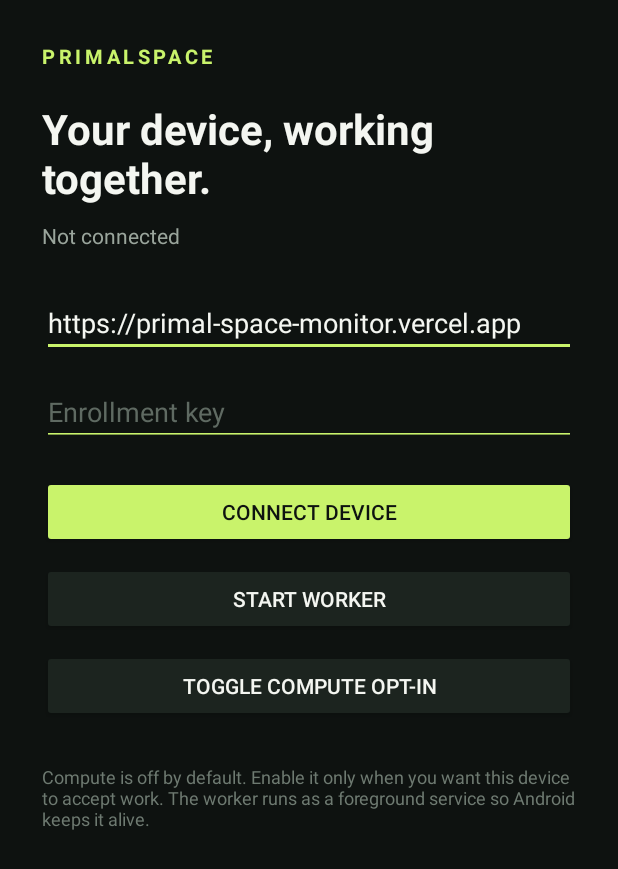
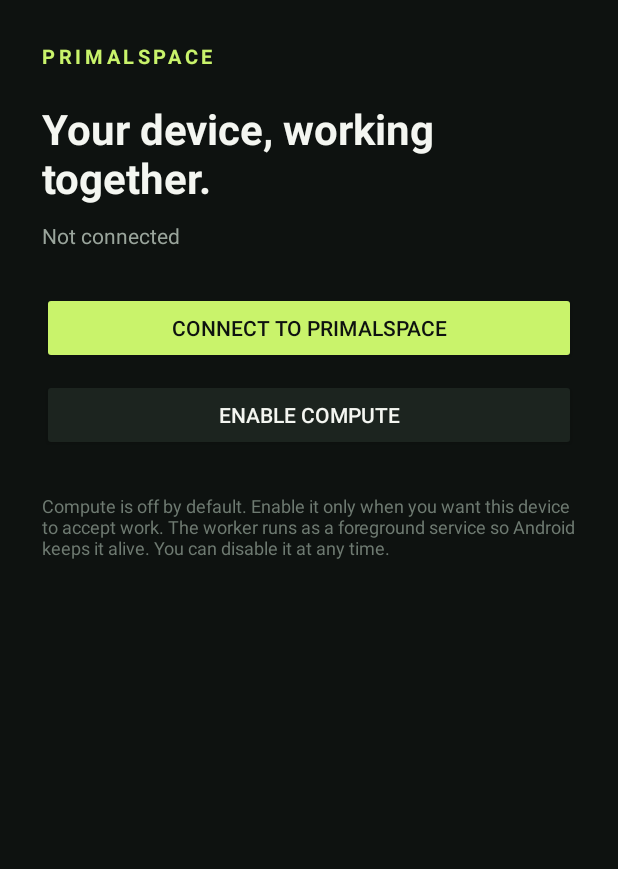
Before and after one commit to mahithpaulin/primalspace-android, an Android app: the screen it shows after launch (MainActivity), on a phone screen of 412 x 824 dp. Shown: the top 869 px of the screen. Run offline under Robolectric (Android 15) with nearby library versions, the phone set to English and light mode, and no system bars.

Commit message:
Self-service enrollment and simplified app UI

```diff
--- a/app/src/main/java/com/mahithpaulin/primalspace/MainActivity.kt
+++ b/app/src/main/java/com/mahithpaulin/primalspace/MainActivity.kt
@@ -2,11 +2,9 @@ package com.mahithpaulin.primalspace
 
 import android.Manifest
 import android.content.Intent
-import android.content.pm.PackageManager
 import android.os.Build
 import android.os.Bundle
 import android.widget.Button
-import android.widget.EditText
 import android.widget.TextView
 import androidx.activity.result.contract.ActivityResultContracts
 import androidx.appcompat.app.AppCompatActivity
@@ -15,6 +13,8 @@ import androidx.core.content.ContextCompat
 class MainActivity : AppCompatActivity() {
     private lateinit var prefs: Prefs
     private lateinit var status: TextView
+    private lateinit var connect: Button
+    private lateinit var compute: Button
     private val permissionLauncher = registerForActivityResult(ActivityResultContracts.RequestMultiplePermissions()) { }
 
     override fun onCreate(savedInstanceState: Bundle?) {
@@ -22,19 +22,20 @@ class MainActivity : AppCompatActivity() {
         prefs = Prefs(this)
         setContentView(R.layout.activity_main)
 
-        val server = findViewById<EditText>(R.id.server)
-        val enrollment = findViewById<EditText>(R.id.enrollment)
-        val compute = findViewById<Button>(R.id.compute)
         status = findViewById<TextView>(R.id.status)
-        server.setText(prefs.serverUrl)
-        enrollment.setText(prefs.enrollmentKey)
+        connect = findViewById<Button>(R.id.connect)
+        compute = findViewById<Button>(R.id.compute)
 
-        findViewById<Button>(R.id.connect).setOnClickListener { connect(server.text.toString(), enrollment.text.toString()) }
-        findViewById<Button>(R.id.start).setOnClickListener { startWorker() }
+        connect.setOnClickListener { connectDevice() }
         compute.setOnClickListener {
+            if (!prefs.isRegistered()) {
+                status.text = "Connect the device first."
+                return@setOnClickListener
+            }
             prefs.computeEnabled = !prefs.computeEnabled
             updateStatus()
         }
+
         requestPermissions()
         updateStatus()
     }
@@ -45,43 +46,45 @@ class MainActivity : AppCompatActivity() {
         if (permissions.isNotEmpty()) permissionLauncher.launch(permissions.toTypedArray())
     }
 
-    private fun connect(server: String, enrollment: String) {
-        if (server.isBlank() || enrollment.isBlank()) {
-            status.text = "Server and enrollment key are required."
-            return
-        }
-        prefs.serverUrl = server.trim()
-        prefs.enrollmentKey = enrollment.trim()
-        status.text = "Connecting…"
+    private fun connectDevice() {
+        connect.isEnabled = false
+        status.text = "Connecting to PrimalSpace…"
         Thread {
             try {
-                val client = PrimalClient(this, prefs.serverUrl, prefs.enrollmentKey, "", "", prefs.deviceName, prefs.installId)
-                val (deviceId, token) = client.register()
-                prefs.deviceId = deviceId
-                prefs.token = token
-                runOnUiThread { status.text = "Connected. Worker is ready." }
-                startWorker()
+                val client = PrimalClient(this, BuildConfig.PRIMAL_SERVER_URL, prefs)
+                val registration = client.enroll()
+                prefs.deviceId = registration.first
+                prefs.token = registration.second
+                prefs.enrollmentKey = registration.third
+                runOnUiThread {
+                    status.text = "Connected. You can enable compute whenever you are ready."
+                    updateStatus()
+                    startWorker()
+                }
             } catch (error: Exception) {
-                runOnUiThread { status.text = "Connection failed: ${error.message}" }
+                runOnUiThread {
+                    status.text = "Connection failed: ${error.message}"
+                    connect.isEnabled = true
+                }
             }
         }.start()
     }
 
     private fun startWorker() {
-        if (prefs.deviceId.isEmpty() || prefs.token.isEmpty()) {
-            status.text = "Connect the device first."
-            return
-        }
+        if (!prefs.isRegistered()) return
         ContextCompat.startForegroundService(this, Intent(this, WorkerService::class.java))
-        updateStatus()
     }
 
     private fun updateStatus() {
-        val connected = prefs.deviceId.isNotEmpty() && prefs.token.isNotEmpty()
-        status.text = if (connected) {
-            "Connected · compute ${if (prefs.computeEnabled) "enabled" else "disabled"}"
-        } else {
-            "Not connected"
+        if (!prefs.isRegistered()) {
+            status.text = "Not connected"
+            connect.isEnabled = true
+            compute.text = "Enable compute"
+            return
         }
+        connect.isEnabled = true
+        connect.text = "Reconnect device"
+        compute.text = if (prefs.computeEnabled) "Disable compute" else "Enable compute"
+        status.text = "Connected · compute ${if (prefs.computeEnabled) "enabled" else "disabled"}"
     }
 }
--- a/app/src/main/java/com/mahithpaulin/primalspace/Prefs.kt
+++ b/app/src/main/java/com/mahithpaulin/primalspace/Prefs.kt
@@ -5,10 +5,6 @@ import org.json.JSONObject
 
 class Prefs(context: Context) {
     private val prefs = context.getSharedPreferences("primalspace", Context.MODE_PRIVATE)
-
-    var serverUrl: String
-        get() = prefs.getString("server_url", "https://primal-space-monitor.vercel.app")!!
-        set(value) = prefs.edit().putString("server_url", value).apply()
 
     var enrollmentKey: String
         get() = prefs.getString("enrollment_key", "")!!
@@ -40,7 +36,5 @@ class Prefs(context: Context) {
         get() = prefs.getBoolean("compute_enabled", false)
         set(value) = prefs.edit().putBoolean("compute_enabled", value).apply()
 
-    fun clearRegistration() {
-        prefs.edit().remove("device_id").remove("token").apply()
-    }
+    fun isRegistered(): Boolean = deviceId.isNotEmpty() && token.isNotEmpty()
 }
--- a/app/src/main/res/layout/activity_main.xml
+++ b/app/src/main/res/layout/activity_main.xml
@@ -33,55 +33,27 @@
             android:text="Not connected"
             android:textColor="#9AA59C"
             android:textSize="14sp" />
-        <EditText
-            android:id="@+id/server"
-            android:layout_width="match_parent"
-            android:layout_height="wrap_content"
-            android:layout_marginTop="26dp"
-            android:hint="Monitor URL"
-            android:inputType="textUri"
-            android:textColor="#F4F6F1"
-            android:textColorHint="#5F6A62"
-            android:backgroundTint="#C9F36B" />
-        <EditText
-            android:id="@+id/enrollment"
-            android:layout_width="match_parent"
-            android:layout_height="wrap_content"
-            android:layout_marginTop="14dp"
-            android:hint="Enrollment key"
-            android:inputType="textPassword"
-            android:textColor="#F4F6F1"
-            android:textColorHint="#5F6A62"
-            android:backgroundTint="#C9F36B" />
         <Button
             android:id="@+id/connect"
             android:layout_width="match_parent"
             android:layout_height="wrap_content"
-            android:layout_marginTop="20dp"
-            android:text="Connect device"
+            android:layout_marginTop="28dp"
+            android:text="Connect to PrimalSpace"
             android:backgroundTint="#C9F36B"
             android:textColor="#0E1210" />
-        <Button
-            android:id="@+id/start"
-            android:layout_width="match_parent"
-            android:layout_height="wrap_content"
-            android:layout_marginTop="10dp"
-            android:text="Start worker"
-            android:backgroundTint="#1C241F"
-            android:textColor="#F4F6F1" />
         <Button
             android:id="@+id/compute"
             android:layout_width="match_parent"
             android:layout_height="wrap_content"
             android:layout_marginTop="10dp"
-            android:text="Toggle compute opt-in"
+            android:text="Enable compute"
             android:backgroundTint="#1C241F"
             android:textColor="#F4F6F1" />
         <TextView
             android:layout_width="match_parent"
             android:layout_height="wrap_content"
             android:layout_marginTop="28dp"
-            android:text="Compute is off by default. Enable it only when you want this device to accept work. The worker runs as a foreground service so Android keeps it alive."
+            android:text="Compute is off by default. Enable it only when you want this device to accept work. The worker runs as a foreground service so Android keeps it alive. You can disable it at any time."
             android:textColor="#6E7A71"
             android:textSize="12sp" />
     </LinearLayout>
```
Also changed, not shown: app/build.gradle (+8 -1 lines), app/src/main/java/com/mahithpaulin/primalspace/PrimalClient.kt (+16 -17 lines), app/src/main/java/com/mahithpaulin/primalspace/WorkerService.kt (+2 -10 lines).
